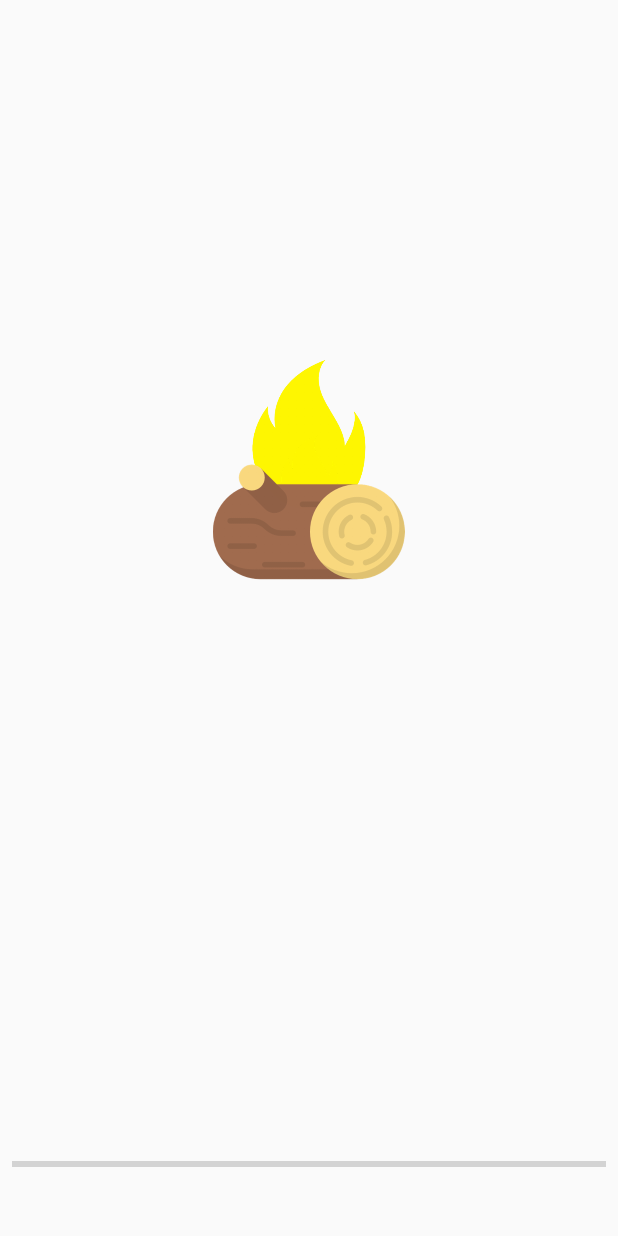
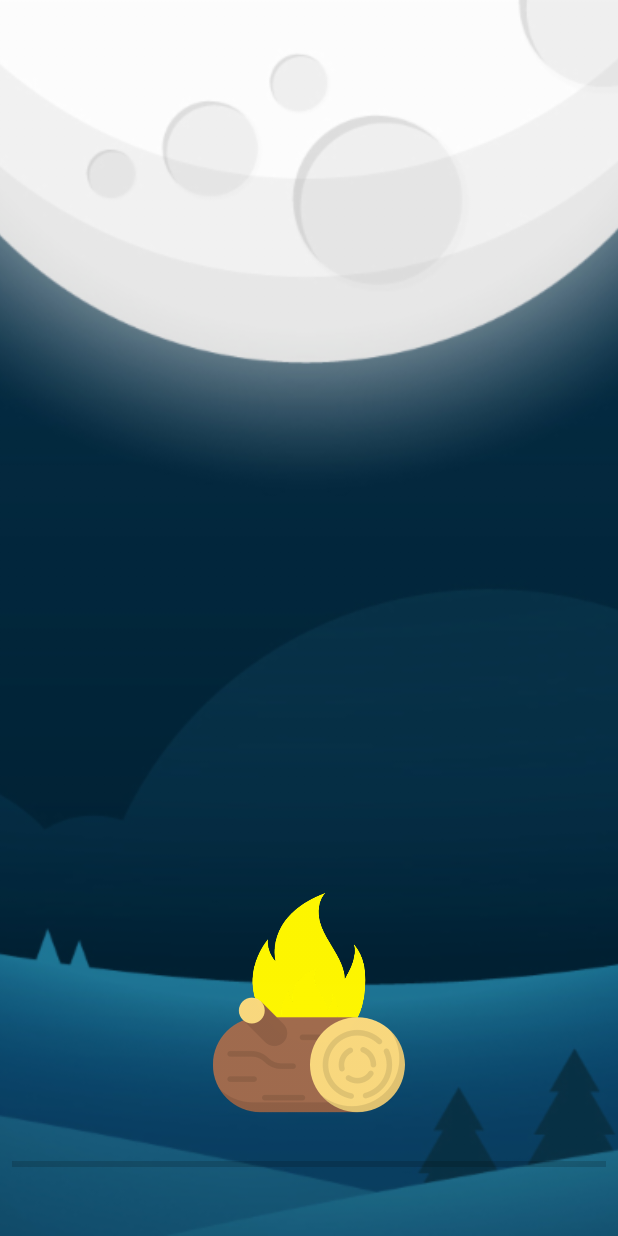
Before and after one commit to Adphi/WinStateHack, an Android app: the FireActivity screen opened directly, with no data from a screen before it, on a phone screen of 412 x 824 dp. Run offline under Robolectric (Android 15) with nearby library versions, the phone set to English and light mode, and no system bars; our stand-ins replace Firebase (no records; nobody signed in at launch, a user with empty details on screens opened directly); 2 statements that could not run were skipped.

Commit message:
added backgroung on fire activity

```diff
--- a/app/src/main/res/layout/activity_fire.xml
+++ b/app/src/main/res/layout/activity_fire.xml
@@ -8,6 +8,17 @@
     android:layout_height="match_parent"
     tools:context="fr.wcs.winstatehack.FireActivity"
     tools:layout_editor_absoluteY="25dp">
+
+    <ImageView
+        android:id="@+id/imageView2"
+        android:layout_width="match_parent"
+        android:layout_height="match_parent"
+        android:scaleType="centerCrop"
+        app:layout_constraintBottom_toBottomOf="parent"
+        app:layout_constraintEnd_toEndOf="parent"
+        app:layout_constraintStart_toStartOf="parent"
+        app:layout_constraintTop_toTopOf="parent"
+        app:srcCompat="@drawable/night"/>
 
     <ImageView
         android:id="@+id/flamegrand"
@@ -55,7 +66,8 @@
         app:layout_constraintBottom_toTopOf="@+id/guideline"
         app:layout_constraintEnd_toEndOf="parent"
         app:layout_constraintStart_toStartOf="parent"
-        app:layout_constraintTop_toTopOf="@+id/guideline"/>
+        app:layout_constraintTop_toTopOf="@+id/guideline"
+        app:layout_constraintVertical_bias="0.25"/>
 
     <ProgressBar
         android:id="@+id/progressBarLife"
@@ -74,6 +86,6 @@
         android:layout_width="wrap_content"
         android:layout_height="wrap_content"
         android:orientation="horizontal"
-        app:layout_constraintGuide_begin="348dp"/>
+        app:layout_constraintGuide_end="121dp"/>
 
 </android.support.constraint.ConstraintLayout>
```
Also changed, not shown: app/src/main/res/drawable-hdpi/night.png (added), app/src/main/res/drawable-mdpi/night.png (added), app/src/main/res/drawable-xhdpi/night.png (added), app/src/main/res/drawable-xxhdpi/night.png (added), app/src/main/res/drawable-xxxhdpi/night.png (added).
